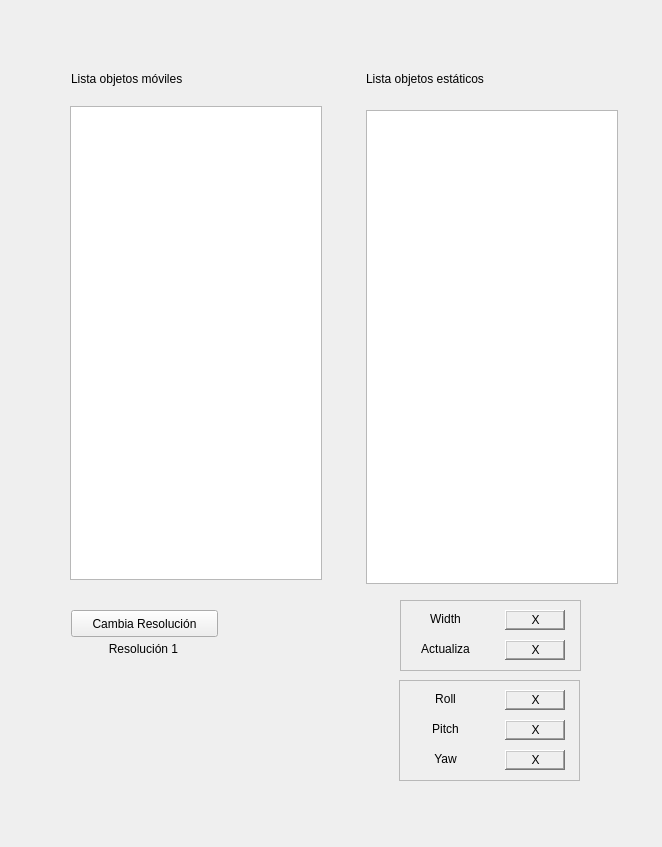
Before: the Qt Designer form rqt_mygui/src/rqt_mygui/my_plugin.ui in hecperleo/rqt_mygui, drawn with Qt 5.
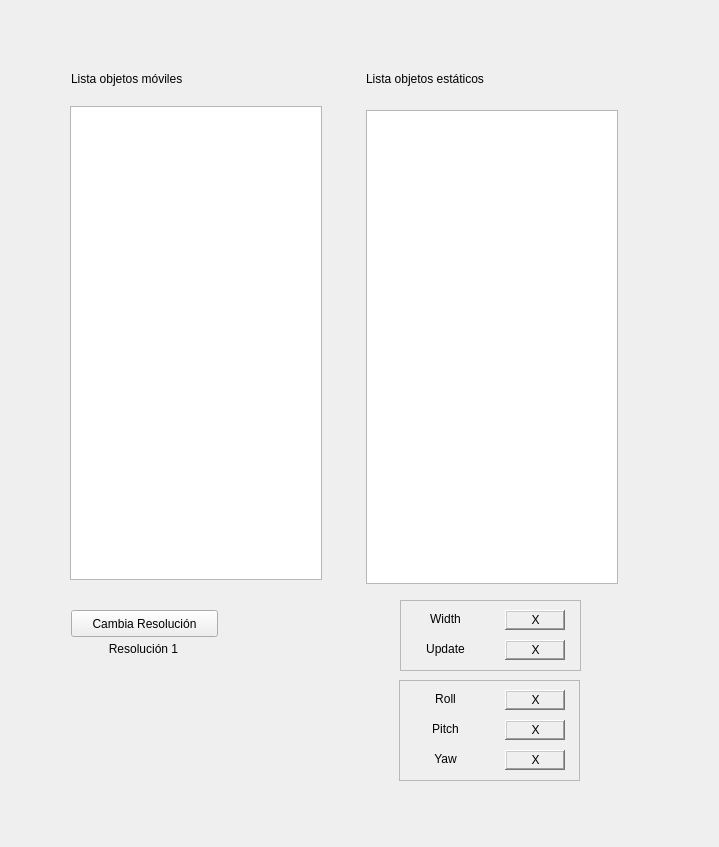
After: the same form once the commit is applied.

Commit message: Arreglado el CoreDumb añadiendo resolution_pub y eliminando resolution_sub

Diff of the .ui file:
```diff
--- a/rqt_mygui/src/rqt_mygui/my_plugin.ui
+++ b/rqt_mygui/src/rqt_mygui/my_plugin.ui
@@ -6,7 +6,7 @@
    <rect>
     <x>0</x>
     <y>0</y>
-    <width>662</width>
+    <width>719</width>
     <height>847</height>
    </rect>
   </property>
@@ -93,7 +93,7 @@
     <enum>Qt::LeftToRight</enum>
    </property>
    <property name="text">
-    <string>Actualiza</string>
+    <string>Update</string>
    </property>
    <property name="alignment">
     <set>Qt::AlignCenter</set>
```
Left out of the diff: 8 changed lines with no effect on the pictures. The commit also changes 2 other files.
